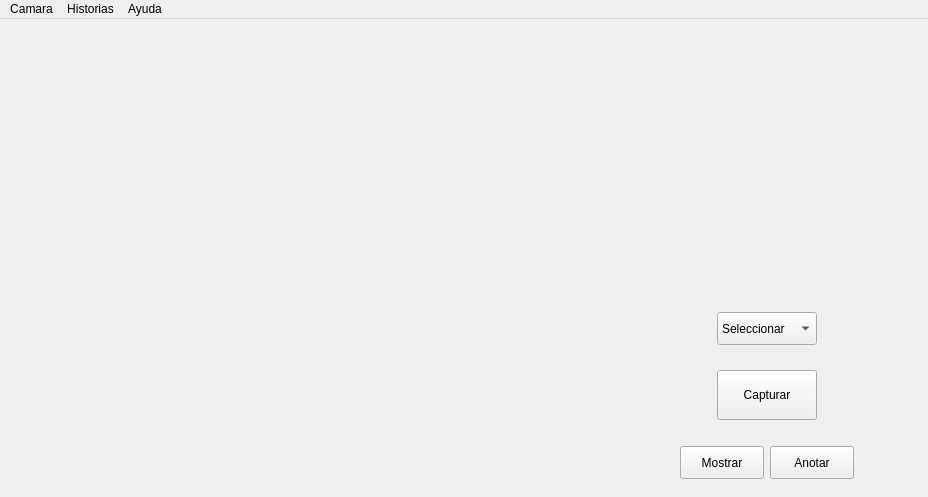
Old version of the form mainwindow.ui in the repository Gabrielnz/pasantia-CIMBUC.
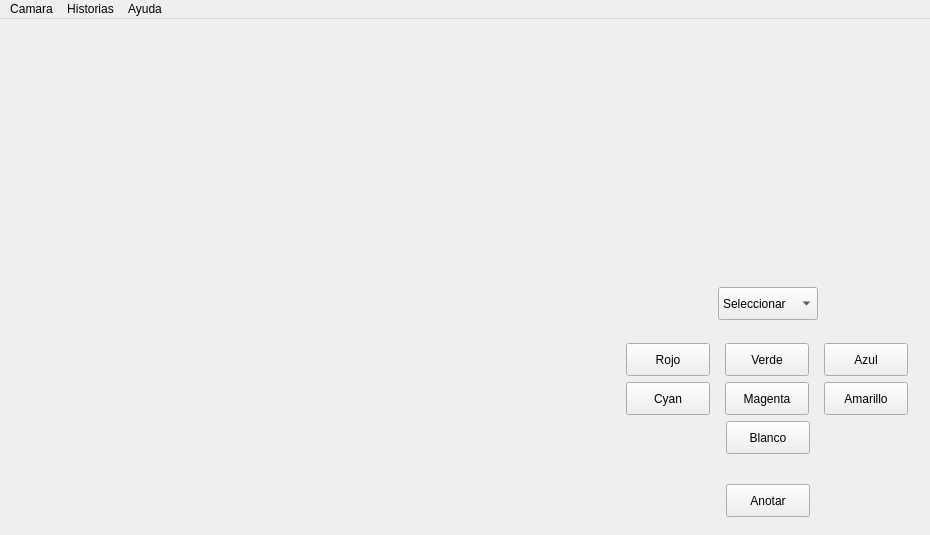
New version of the form.

Commit message: Actualizado el modo de captura de imagenes.

```diff
--- a/mainwindow.ui
+++ b/mainwindow.ui
@@ -6,20 +6,20 @@
    <rect>
     <x>0</x>
     <y>0</y>
-    <width>928</width>
-    <height>497</height>
+    <width>930</width>
+    <height>535</height>
    </rect>
   </property>
   <property name="minimumSize">
    <size>
-    <width>928</width>
-    <height>497</height>
+    <width>930</width>
+    <height>535</height>
    </size>
   </property>
   <property name="maximumSize">
    <size>
-    <width>928</width>
-    <height>497</height>
+    <width>930</width>
+    <height>535</height>
    </size>
   </property>
   <property name="windowTitle">
@@ -28,7 +28,9 @@
   <widget class="QWidget" name="centralWidget">
    <layout class="QGridLayout" name="gridLayout">
     <item row="0" column="0">
-     <layout class="QHBoxLayout" name="horizontalLayout_4">
+     <layout class="QHBoxLayout" name="horizontalLayout_6">
+      <item>
+       <layout class="QVBoxLayout" name="verticalLayout_4">
       <item>
        <widget class="QLabel" name="etqCamara">
         <property name="minimumSize">
@@ -52,35 +54,16 @@
        </widget>
       </item>
       <item>
-       <layout class="QVBoxLayout" name="verticalLayout">
+         <layout class="QVBoxLayout" name="verticalLayout_3">
         <item>
-         <widget class="QLabel" name="etqVistaprevia">
-          <property name="minimumSize">
-           <size>
-            <width>300</width>
-            <height>225</height>
-           </size>
-          </property>
-          <property name="maximumSize">
-           <size>
-            <width>300</width>
-            <height>225</height>
-           </size>
-          </property>
-          <property name="text">
-           <string>&lt;html&gt;&lt;head/&gt;&lt;body&gt;&lt;p align=&quot;center&quot;&gt;&lt;br/&gt;&lt;/p&gt;&lt;/body&gt;&lt;/html&gt;</string>
-          </property>
-         </widget>
-        </item>
-        <item>
-         <spacer name="verticalSpacer_4">
+           <spacer name="verticalSpacer_2">
           <property name="orientation">
            <enum>Qt::Vertical</enum>
           </property>
           <property name="sizeHint" stdset="0">
            <size>
-            <width>241</width>
-            <height>13</height>
+              <width>20</width>
+              <height>17</height>
            </size>
           </property>
          </spacer>
@@ -93,22 +76,62 @@
          </widget>
         </item>
         <item>
-         <spacer name="verticalSpacer_3">
+           <spacer name="verticalSpacer">
           <property name="orientation">
            <enum>Qt::Vertical</enum>
           </property>
           <property name="sizeHint" stdset="0">
            <size>
-            <width>241</width>
-            <height>13</height>
+              <width>20</width>
+              <height>17</height>
            </size>
           </property>
          </spacer>
         </item>
+         </layout>
+        </item>
+       </layout>
+      </item>
         <item>
-         <layout class="QHBoxLayout" name="horizontalLayout_3">
+       <layout class="QVBoxLayout" name="verticalLayout_6">
           <item>
-           <spacer name="horizontalSpacer_4">
+         <widget class="QLabel" name="etqVistaprevia">
+          <property name="minimumSize">
+           <size>
+            <width>300</width>
+            <height>225</height>
+           </size>
+          </property>
+          <property name="maximumSize">
+           <size>
+            <width>300</width>
+            <height>225</height>
+           </size>
+          </property>
+          <property name="text">
+           <string>&lt;html&gt;&lt;head/&gt;&lt;body&gt;&lt;p align=&quot;center&quot;&gt;&lt;br/&gt;&lt;/p&gt;&lt;/body&gt;&lt;/html&gt;</string>
+          </property>
+         </widget>
+        </item>
+        <item>
+         <spacer name="verticalSpacer_5">
+          <property name="orientation">
+           <enum>Qt::Vertical</enum>
+          </property>
+          <property name="sizeHint" stdset="0">
+           <size>
+            <width>20</width>
+            <height>17</height>
+           </size>
+          </property>
+         </spacer>
+        </item>
+        <item>
+         <layout class="QVBoxLayout" name="verticalLayout_2">
+          <item>
+           <layout class="QHBoxLayout" name="horizontalLayout_2">
+            <item>
+             <spacer name="horizontalSpacer_14">
             <property name="orientation">
              <enum>Qt::Horizontal</enum>
             </property>
@@ -121,7 +144,9 @@
            </spacer>
           </item>
           <item>
-           <widget class="QComboBox" name="cBoxColor">
+             <layout class="QVBoxLayout" name="verticalLayout_5">
+              <item>
+               <widget class="QComboBox" name="cBoxModo">
             <property name="minimumSize">
              <size>
               <width>100</width>
@@ -139,39 +164,186 @@
              </property>
             </item>
             <item>
+                 <property name="text">
+                  <string>Visualizar</string>
+                 </property>
+                </item>
+               </widget>
+              </item>
+              <item>
+               <spacer name="verticalSpacer_4">
+                <property name="orientation">
+                 <enum>Qt::Vertical</enum>
+                </property>
+                <property name="sizeHint" stdset="0">
+                 <size>
+                  <width>20</width>
+                  <height>17</height>
+                 </size>
+                </property>
+               </spacer>
+              </item>
+             </layout>
+            </item>
+            <item>
+             <spacer name="horizontalSpacer_15">
+              <property name="orientation">
+               <enum>Qt::Horizontal</enum>
+              </property>
+              <property name="sizeHint" stdset="0">
+               <size>
+                <width>22</width>
+                <height>44</height>
+               </size>
+              </property>
+             </spacer>
+            </item>
+           </layout>
+          </item>
+          <item>
+           <layout class="QHBoxLayout" name="horizontalLayout_5">
+            <item>
+             <widget class="QPushButton" name="btnRojo">
+              <property name="enabled">
+               <bool>true</bool>
+              </property>
+              <property name="minimumSize">
+               <size>
+                <width>84</width>
+                <height>33</height>
+               </size>
+              </property>
+              <property name="maximumSize">
+               <size>
+                <width>84</width>
+                <height>33</height>
+               </size>
+              </property>
              <property name="text">
               <string>Rojo</string>
              </property>
+             </widget>
             </item>
             <item>
+             <widget class="QPushButton" name="btnVerde">
+              <property name="enabled">
+               <bool>true</bool>
+              </property>
+              <property name="minimumSize">
+               <size>
+                <width>84</width>
+                <height>33</height>
+               </size>
+              </property>
+              <property name="maximumSize">
+               <size>
+                <width>84</width>
+                <height>33</height>
+               </size>
+              </property>
              <property name="text">
               <string>Verde</string>
              </property>
+             </widget>
             </item>
             <item>
+             <widget class="QPushButton" name="btnAzul">
+              <property name="enabled">
+               <bool>true</bool>
+              </property>
+              <property name="minimumSize">
+               <size>
+                <width>84</width>
+                <height>33</height>
+               </size>
+              </property>
+              <property name="maximumSize">
+               <size>
+                <width>84</width>
+                <height>33</height>
+               </size>
+              </property>
              <property name="text">
               <string>Azul</string>
              </property>
+             </widget>
             </item>
+           </layout>
+          </item>
             <item>
+           <layout class="QHBoxLayout" name="horizontalLayout_4">
+            <item>
+             <widget class="QPushButton" name="btnCyan">
+              <property name="enabled">
+               <bool>true</bool>
+              </property>
+              <property name="minimumSize">
+               <size>
+                <width>84</width>
+                <height>33</height>
+               </size>
+              </property>
+              <property name="maximumSize">
+               <size>
+                <width>84</width>
+                <height>33</height>
+               </size>
+              </property>
              <property name="text">
               <string>Cyan</string>
              </property>
+             </widget>
             </item>
             <item>
+             <widget class="QPushButton" name="btnMagenta">
+              <property name="enabled">
+               <bool>true</bool>
+              </property>
+              <property name="minimumSize">
+               <size>
+                <width>84</width>
+                <height>33</height>
+               </size>
+              </property>
+              <property name="maximumSize">
+               <size>
+                <width>84</width>
+                <height>33</height>
+               </size>
+              </property>
              <property name="text">
               <string>Magenta</string>
              </property>
+             </widget>
             </item>
             <item>
+             <widget class="QPushButton" name="btnAmarillo">
+              <property name="enabled">
+               <bool>true</bool>
+              </property>
+              <property name="minimumSize">
+               <size>
+                <width>84</width>
+                <height>33</height>
+               </size>
+              </property>
+              <property name="maximumSize">
+               <size>
+                <width>84</width>
+                <height>33</height>
+               </size>
+              </property>
              <property name="text">
               <string>Amarillo</string>
              </property>
-            </item>
-           </widget>
-          </item>
+             </widget>
+            </item>
+           </layout>
+          </item>
           <item>
-           <spacer name="horizontalSpacer_5">
+           <layout class="QHBoxLayout" name="horizontalLayout_3">
+            <item>
+             <spacer name="horizontalSpacer_13">
             <property name="orientation">
              <enum>Qt::Horizontal</enum>
             </property>
@@ -183,82 +355,59 @@
             </property>
            </spacer>
           </item>
-         </layout>
-        </item>
         <item>
-         <spacer name="verticalSpacer">
-          <property name="orientation">
-           <enum>Qt::Vertical</enum>
-          </property>
-          <property name="sizeHint" stdset="0">
-           <size>
-            <width>241</width>
-            <height>13</height>
-           </size>
-          </property>
-         </spacer>
-        </item>
+             <layout class="QVBoxLayout" name="verticalLayout">
         <item>
-         <layout class="QHBoxLayout" name="horizontalLayout_2">
-          <item>
-           <spacer name="horizontalSpacer_3">
-            <property name="orientation">
-             <enum>Qt::Horizontal</enum>
-            </property>
-            <property name="sizeHint" stdset="0">
-             <size>
-              <width>33</width>
-              <height>47</height>
-             </size>
-            </property>
-           </spacer>
-          </item>
-          <item>
-           <widget class="QPushButton" name="btnCapturar">
+               <widget class="QPushButton" name="btnBlanco">
+                <property name="enabled">
+                 <bool>true</bool>
+                </property>
             <property name="minimumSize">
              <size>
-              <width>100</width>
-              <height>50</height>
+                  <width>84</width>
+                  <height>33</height>
              </size>
             </property>
             <property name="maximumSize">
              <size>
-              <width>100</width>
-              <height>50</height>
+                  <width>84</width>
+                  <height>33</height>
              </size>
             </property>
             <property name="text">
-             <string>Capturar</string>
+                 <string>Blanco</string>
             </property>
            </widget>
           </item>
           <item>
-           <spacer name="horizontalSpacer">
-            <property name="orientation">
-             <enum>Qt::Horizontal</enum>
-            </property>
-            <property name="sizeHint" stdset="0">
-             <size>
-              <width>33</width>
-              <height>47</height>
-             </size>
-            </property>
-           </spacer>
-          </item>
-         </layout>
-        </item>
-        <item>
-         <spacer name="verticalSpacer_2">
+               <spacer name="verticalSpacer_3">
           <property name="orientation">
            <enum>Qt::Vertical</enum>
           </property>
           <property name="sizeHint" stdset="0">
            <size>
-            <width>241</width>
-            <height>13</height>
+                  <width>20</width>
+                  <height>17</height>
            </size>
           </property>
          </spacer>
+              </item>
+             </layout>
+            </item>
+            <item>
+             <spacer name="horizontalSpacer_12">
+              <property name="orientation">
+               <enum>Qt::Horizontal</enum>
+              </property>
+              <property name="sizeHint" stdset="0">
+               <size>
+                <width>22</width>
+                <height>44</height>
+               </size>
+              </property>
+             </spacer>
+            </item>
+           </layout>
         </item>
         <item>
          <layout class="QHBoxLayout" name="horizontalLayout">
@@ -275,28 +424,6 @@
             </property>
            </spacer>
           </item>
-          <item>
-           <widget class="QPushButton" name="btnMostrarImagen">
-            <property name="enabled">
-             <bool>true</bool>
-            </property>
-            <property name="minimumSize">
-             <size>
-              <width>84</width>
-              <height>33</height>
-             </size>
-            </property>
-            <property name="maximumSize">
-             <size>
-              <width>84</width>
-              <height>33</height>
-             </size>
-            </property>
-            <property name="text">
-             <string>Mostrar</string>
-            </property>
-           </widget>
-          </item>
           <item>
            <widget class="QPushButton" name="btnAnotar">
             <property name="enabled">
@@ -339,13 +466,15 @@
      </layout>
     </item>
    </layout>
+    </item>
+   </layout>
   </widget>
   <widget class="QMenuBar" name="menuBar">
    <property name="geometry">
     <rect>
      <x>0</x>
      <y>0</y>
-     <width>928</width>
+     <width>930</width>
      <height>27</height>
     </rect>
    </property>
```
Left out of the diff: 2 changed lines with no effect on the pictures. Lines whose indentation alone changed are shown as unchanged. The commit also changes 4 other files.
